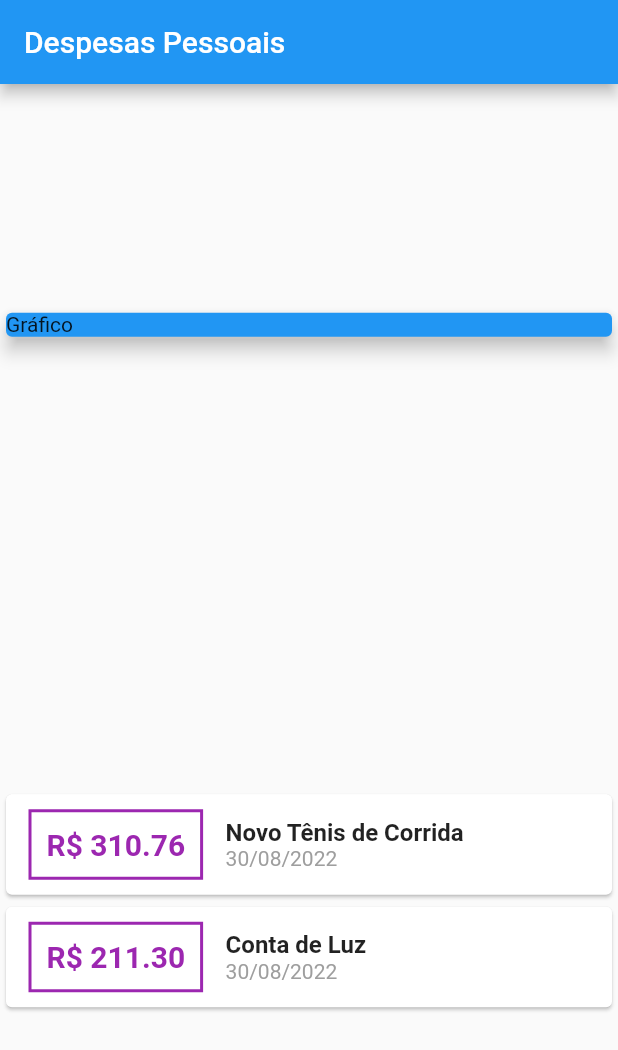
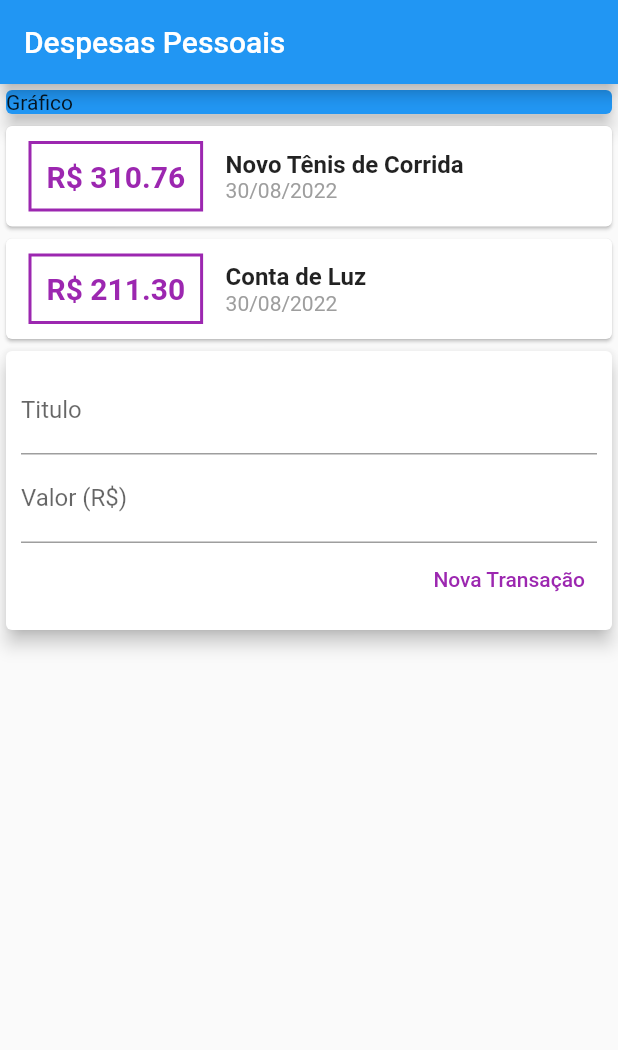
Before and after one commit to jnishizima/flutter, a Flutter app: the screen it shows after launch, on a phone screen of 412 x 824 dp. Shown: the top 1050 px of the screen. Run offline on Flutter 3.47's test engine with Material 2 defaults, Android fonts, the phone set to English and light mode, and no system bars.

Commit message:
adicionando um card para inserir novos valores

```diff
--- a/projeto_despesas/lib/main.dart
+++ b/projeto_despesas/lib/main.dart
@@ -35,7 +35,6 @@ class MyHomePage extends StatelessWidget {
         title: const Text('Despesas Pessoais'),
       ),
       body: Column(
-        mainAxisAlignment: MainAxisAlignment.spaceAround,
         crossAxisAlignment: CrossAxisAlignment.stretch,
         children: [
           const SizedBox(
@@ -95,6 +94,39 @@ class MyHomePage extends StatelessWidget {
               );
             }).toList(),
           ),
+          Card(
+            elevation: 5,
+            child: Padding(
+              padding: const EdgeInsets.all(10),
+              child: Column(children: [
+                TextField(
+                  decoration: InputDecoration(
+                    labelText: 'Titulo',
+                  ),
+                ),
+                TextField(
+                  decoration: InputDecoration(
+                    labelText: 'Valor (R\$)',
+                  ),
+                ),
+                Row(
+                  mainAxisAlignment: MainAxisAlignment.end,
+                  children: <Widget>[
+                    TextButton(
+                      child: const Text(
+                        'Nova Transação',
+                        style: TextStyle(
+                          color: Colors.purple,
+                        ),
+                      ),
+                      onPressed: () {},
+                    )
+                  ],
+                ),
+              ]
+              ),
+            ),
+          ),
         ],
       ),
     );
```
